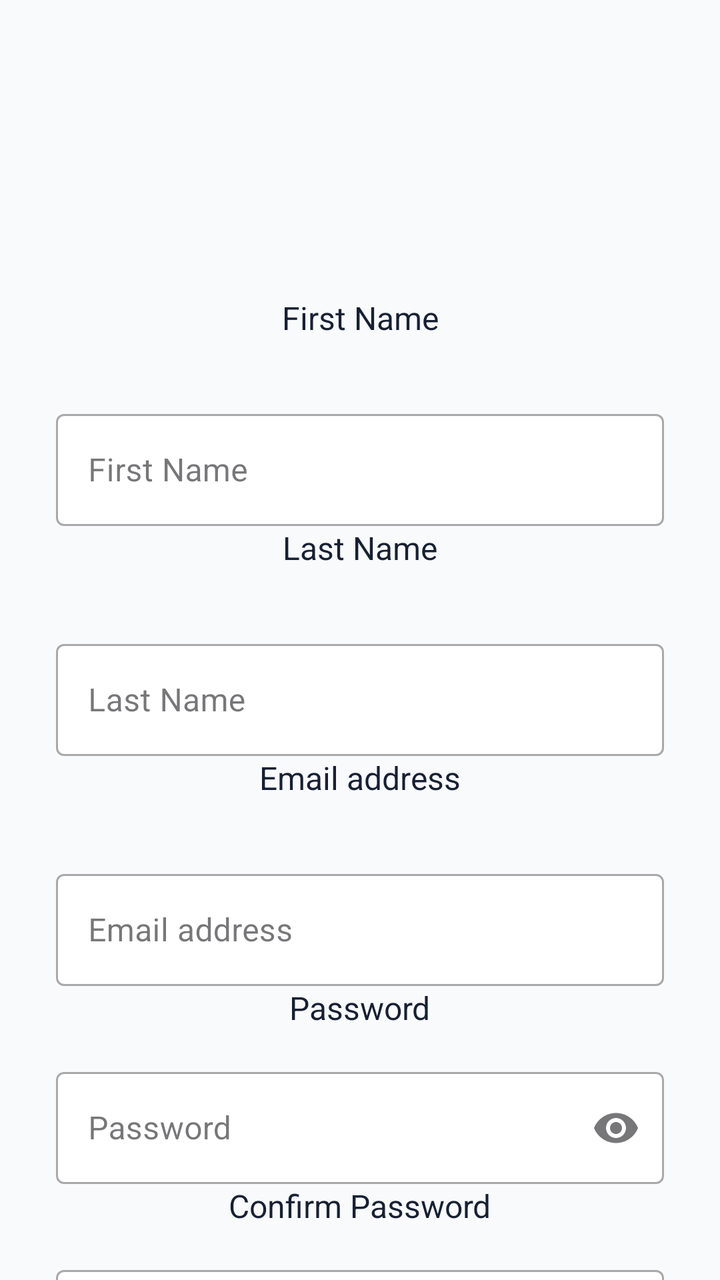
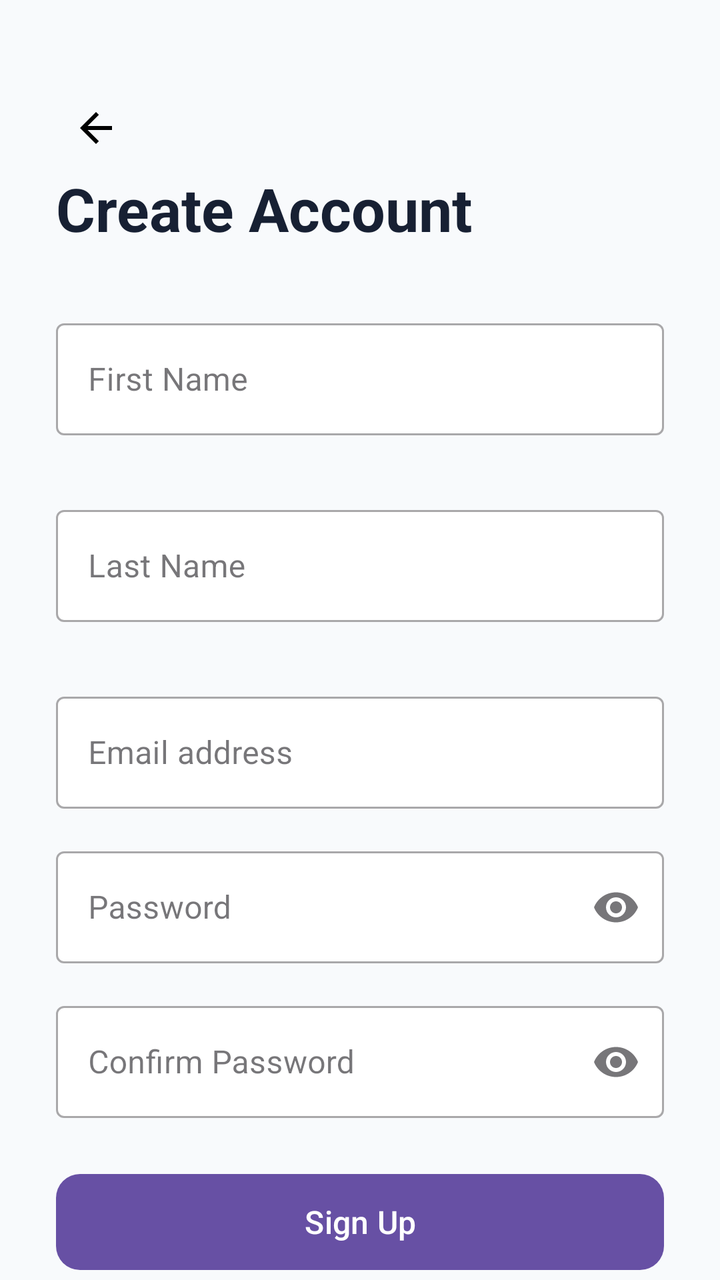

An Android layout rendered at two revisions. The XML below is the earlier revision; the diff shows what the commit changed to produce the second picture.
<!-- AndroidManifest.xml: application theme Theme.ISCG7424Assessment2QuizApp -->
<!-- res/layout/activity_register.xml -->
<?xml version="1.0" encoding="utf-8"?>
<androidx.core.widget.NestedScrollView xmlns:android="http://schemas.android.com/apk/res/android"
    xmlns:app="http://schemas.android.com/apk/res-auto"
    android:id="@+id/activity_register"
    android:layout_width="match_parent"
    android:layout_height="match_parent"
    android:fillViewport="true"
    android:background="@color/quiz_app_background">

    <androidx.constraintlayout.widget.ConstraintLayout
        android:layout_width="match_parent"
        android:layout_height="wrap_content"
        android:paddingStart="28dp"
        android:paddingTop="36dp"
        android:paddingEnd="28dp"
        android:paddingBottom="32dp">

        <ImageView
            android:id="@+id/ivBrand"
            android:layout_width="112dp"
            android:layout_height="112dp"
            android:contentDescription="@string/app_name"
            android:scaleType="centerInside"
            app:layout_constraintEnd_toEndOf="parent"
            app:layout_constraintStart_toStartOf="parent"
            app:layout_constraintTop_toTopOf="parent" />

       <TextView
           android:id="@+id/tvFirstNameLabel"
           android:layout_width="wrap_content"
           android:layout_height="wrap_content"
           android:text="First Name"
           android:textColor="@color/quiz_app_text_primary"
           android:textSize="16sp"
           app:layout_constraintEnd_toEndOf="parent"
           app:layout_constraintStart_toStartOf="parent"
           app:layout_constraintTop_toBottomOf="@+id/ivBrand"/>

        <com.google.android.material.textfield.TextInputLayout
            android:id="@+id/tilFirstName"
            style="@style/Widget.MaterialComponents.TextInputLayout.OutlinedBox"
            android:layout_width="0dp"
            android:layout_height="wrap_content"
            android:layout_marginTop="32dp"
            android:hint="@string/first_name_label"
            app:boxBackgroundColor="@color/quiz_app_surface"
            app:layout_constraintEnd_toEndOf="parent"
            app:layout_constraintStart_toStartOf="parent"
            app:layout_constraintTop_toBottomOf="@id/tvFirstNameLabel">

            <com.google.android.material.textfield.TextInputEditText
                android:id="@+id/etFirstName"
                android:layout_width="match_parent"
                android:layout_height="wrap_content"
                android:autofillHints="FirstName"
                android:imeOptions="actionNext"
                android:importantForAutofill="yes"
                android:inputType="textPersonName"
                android:maxLines="1"
                android:minHeight="56dp" />
        </com.google.android.material.textfield.TextInputLayout>

        <TextView
            android:id="@+id/tvLastNameLabel"
            android:layout_width="wrap_content"
            android:layout_height="wrap_content"
            android:text="Last Name"
            android:textColor="@color/quiz_app_text_primary"
            android:textSize="16sp"
            app:layout_constraintEnd_toEndOf="parent"
            app:layout_constraintStart_toStartOf="parent"
            app:layout_constraintTop_toBottomOf="@+id/tilFirstName"/>

        <com.google.android.material.textfield.TextInputLayout
            android:id="@+id/tilLastName"
            style="@style/Widget.MaterialComponents.TextInputLayout.OutlinedBox"
            android:layout_width="0dp"
            android:layout_height="wrap_content"
            android:layout_marginTop="32dp"
            android:hint="@string/last_name_label"
            app:boxBackgroundColor="@color/quiz_app_surface"
            app:layout_constraintEnd_toEndOf="parent"
            app:layout_constraintStart_toStartOf="parent"
            app:layout_constraintTop_toBottomOf="@id/tvLastNameLabel">

            <com.google.android.material.textfield.TextInputEditText
                android:id="@+id/etLastName"
                android:layout_width="match_parent"
                android:layout_height="wrap_content"
                android:autofillHints="Last Name"
                android:imeOptions="actionNext"
                android:importantForAutofill="yes"
                android:inputType="textPersonName"
                android:maxLines="1"
                android:minHeight="56dp" />
        </com.google.android.material.textfield.TextInputLayout>

        <TextView
            android:id="@+id/tvEmail"
            android:layout_width="wrap_content"
            android:layout_height="wrap_content"
            android:text="@string/email_label"
            android:textColor="@color/quiz_app_text_primary"
            android:textSize="16sp"
            app:layout_constraintEnd_toEndOf="parent"
            app:layout_constraintStart_toStartOf="parent"
            app:layout_constraintTop_toBottomOf="@+id/tilLastName"/>

        <com.google.android.material.textfield.TextInputLayout
            android:id="@+id/tilEmail"
            style="@style/Widget.MaterialComponents.TextInputLayout.OutlinedBox"
            android:layout_width="0dp"
            android:layout_height="wrap_content"
            android:layout_marginTop="32dp"
            android:hint="@string/email_label"
            app:boxBackgroundColor="@color/quiz_app_surface"
            app:layout_constraintEnd_toEndOf="parent"
            app:layout_constraintStart_toStartOf="parent"
            app:layout_constraintTop_toBottomOf="@id/tvEmail">

            <com.google.android.material.textfield.TextInputEditText
                android:id="@+id/etEmail"
                android:layout_width="match_parent"
                android:layout_height="wrap_content"
                android:autofillHints="emailAddress"
                android:imeOptions="actionNext"
                android:importantForAutofill="yes"
                android:inputType="textEmailAddress"
                android:maxLines="1"
                android:minHeight="56dp" />
        </com.google.android.material.textfield.TextInputLayout>

        <TextView
            android:id="@+id/tvPassword"
            android:layout_width="wrap_content"
            android:layout_height="wrap_content"
            android:text="@string/password_label"
            android:textColor="@color/quiz_app_text_primary"
            android:textSize="16sp"
            app:layout_constraintEnd_toEndOf="parent"
            app:layout_constraintStart_toStartOf="parent"
            app:layout_constraintTop_toBottomOf="@+id/tilEmail"/>

        <com.google.android.material.textfield.TextInputLayout
            android:id="@+id/tilPassword"
            style="@style/Widget.MaterialComponents.TextInputLayout.OutlinedBox"
            android:layout_width="0dp"
            android:layout_height="wrap_content"
            android:layout_marginTop="16dp"
            android:hint="@string/password_label"
            app:boxBackgroundColor="@color/quiz_app_surface"
            app:endIconMode="password_toggle"
            app:layout_constraintEnd_toEndOf="parent"
            app:layout_constraintStart_toStartOf="parent"
            app:layout_constraintTop_toBottomOf="@id/tvPassword">

            <com.google.android.material.textfield.TextInputEditText
                android:id="@+id/etPassword"
                android:layout_width="match_parent"
                android:layout_height="wrap_content"
                android:autofillHints="password"
                android:imeOptions="actionDone"
                android:importantForAutofill="yes"
                android:inputType="textPassword"
                android:maxLines="1"
                android:minHeight="56dp" />
        </com.google.android.material.textfield.TextInputLayout>

        <TextView
            android:id="@+id/tvConfirmPassword"
            android:layout_width="wrap_content"
            android:layout_height="wrap_content"
            android:text="@string/confirm_password_label"
            android:textColor="@color/quiz_app_text_primary"
            android:textSize="16sp"
            app:layout_constraintEnd_toEndOf="parent"
            app:layout_constraintStart_toStartOf="parent"
            app:layout_constraintTop_toBottomOf="@+id/tilPassword"/>

        <com.google.android.material.textfield.TextInputLayout
            android:id="@+id/tilConfirmPassword"
            style="@style/Widget.MaterialComponents.TextInputLayout.OutlinedBox"
            android:layout_width="0dp"
            android:layout_height="wrap_content"
            android:layout_marginTop="16dp"
            android:hint="@string/confirm_password_label"
            app:boxBackgroundColor="@color/quiz_app_surface"
            app:endIconMode="password_toggle"
            app:layout_constraintEnd_toEndOf="parent"
            app:layout_constraintStart_toStartOf="parent"
            app:layout_constraintTop_toBottomOf="@id/tvConfirmPassword">

            <com.google.android.material.textfield.TextInputEditText
                android:id="@+id/etConfirmPassword"
                android:layout_width="match_parent"
                android:layout_height="wrap_content"
                android:autofillHints="password"
                android:imeOptions="actionDone"
                android:importantForAutofill="yes"
                android:inputType="textPassword"
                android:maxLines="1"
                android:minHeight="56dp" />
        </com.google.android.material.textfield.TextInputLayout>

        <com.google.android.material.button.MaterialButton
            android:id="@+id/btnSignUp"
            android:layout_width="0dp"
            android:layout_height="56dp"
            android:layout_marginTop="24dp"
            android:fontFamily="sans-serif-medium"
            android:text="@string/sign_up_action"
            android:textAllCaps="false"
            android:textSize="16sp"
            app:cornerRadius="12dp"
            app:layout_constraintEnd_toEndOf="parent"
            app:layout_constraintStart_toStartOf="parent"
            app:layout_constraintTop_toBottomOf="@id/tilConfirmPassword" />
    </androidx.constraintlayout.widget.ConstraintLayout>
</androidx.core.widget.NestedScrollView>
<!-- resources referenced by this layout -->
<resources>
  <color name="quiz_app_background">#F8FAFC</color>
  <color name="quiz_app_surface">#FFFFFF</color>
  <color name="quiz_app_text_primary">#172033</color>
  <string name="app_name">Quiz App</string>
  <string name="confirm_password_label">Confirm Password</string>
  <string name="email_label">Email address</string>
  <string name="first_name_label">First Name</string>
  <string name="last_name_label">Last Name</string>
  <string name="password_label">Password</string>
  <string name="sign_up_action">Sign Up</string>
  <style name="Theme.ISCG7424Assessment2QuizApp" parent="Base.Theme.ISCG7424Assessment2QuizApp" />
  <style name="Base.Theme.ISCG7424Assessment2QuizApp" parent="Theme.Material3.DayNight.NoActionBar">
          
          
      </style>
</resources>

<!-- the commit's change to res/layout/activity_register.xml (unified diff, before → after) -->
@@ -16,25 +16,29 @@
         android:paddingBottom="32dp">
 
         <ImageView
-            android:id="@+id/ivBrand"
-            android:layout_width="112dp"
-            android:layout_height="112dp"
-            android:contentDescription="@string/app_name"
-            android:scaleType="centerInside"
+            android:id="@+id/ivBack"
+            android:layout_width="40dp"
+            android:layout_height="40dp"
+            android:layout_marginTop="8dp"
+            android:padding="8dp"
+            android:background="?attr/selectableItemBackgroundBorderless"
+            android:contentDescription="Back"
+            android:src="@drawable/outline_arrow_back_24"
+            app:layout_constraintStart_toStartOf="parent"
+            app:layout_constraintTop_toTopOf="parent"  />
+
+        <TextView
+            android:id="@+id/tvRegister"
+            android:layout_width="0dp"
+            android:layout_height="wrap_content"
+            android:text="Create Account"
+            android:textColor="@color/quiz_app_text_primary"
+            android:textSize="30sp"
+            android:textStyle="bold"
             app:layout_constraintEnd_toEndOf="parent"
             app:layout_constraintStart_toStartOf="parent"
-            app:layout_constraintTop_toTopOf="parent" />
+            app:layout_constraintTop_toBottomOf="@+id/ivBack"/>
 
-       <TextView
-           android:id="@+id/tvFirstNameLabel"
-           android:layout_width="wrap_content"
-           android:layout_height="wrap_content"
-           android:text="First Name"
-           android:textColor="@color/quiz_app_text_primary"
-           android:textSize="16sp"
-           app:layout_constraintEnd_toEndOf="parent"
-           app:layout_constraintStart_toStartOf="parent"
-           app:layout_constraintTop_toBottomOf="@+id/ivBrand"/>
 
         <com.google.android.material.textfield.TextInputLayout
             android:id="@+id/tilFirstName"
@@ -46,7 +50,7 @@
             app:boxBackgroundColor="@color/quiz_app_surface"
             app:layout_constraintEnd_toEndOf="parent"
             app:layout_constraintStart_toStartOf="parent"
-            app:layout_constraintTop_toBottomOf="@id/tvFirstNameLabel">
+            app:layout_constraintTop_toBottomOf="@id/tvRegister">
 
             <com.google.android.material.textfield.TextInputEditText
                 android:id="@+id/etFirstName"
@@ -60,16 +64,6 @@
                 android:minHeight="56dp" />
         </com.google.android.material.textfield.TextInputLayout>
 
-        <TextView
-            android:id="@+id/tvLastNameLabel"
-            android:layout_width="wrap_content"
-            android:layout_height="wrap_content"
-            android:text="Last Name"
-            android:textColor="@color/quiz_app_text_primary"
-            android:textSize="16sp"
-            app:layout_constraintEnd_toEndOf="parent"
-            app:layout_constraintStart_toStartOf="parent"
-            app:layout_constraintTop_toBottomOf="@+id/tilFirstName"/>
 
         <com.google.android.material.textfield.TextInputLayout
             android:id="@+id/tilLastName"
@@ -81,7 +75,7 @@
             app:boxBackgroundColor="@color/quiz_app_surface"
             app:layout_constraintEnd_toEndOf="parent"
             app:layout_constraintStart_toStartOf="parent"
-            app:layout_constraintTop_toBottomOf="@id/tvLastNameLabel">
+            app:layout_constraintTop_toBottomOf="@id/tilFirstName">
 
             <com.google.android.material.textfield.TextInputEditText
                 android:id="@+id/etLastName"
@@ -95,17 +89,6 @@
                 android:minHeight="56dp" />
         </com.google.android.material.textfield.TextInputLayout>
 
-        <TextView
-            android:id="@+id/tvEmail"
-            android:layout_width="wrap_content"
-            android:layout_height="wrap_content"
-            android:text="@string/email_label"
-            android:textColor="@color/quiz_app_text_primary"
-            android:textSize="16sp"
-            app:layout_constraintEnd_toEndOf="parent"
-            app:layout_constraintStart_toStartOf="parent"
-            app:layout_constraintTop_toBottomOf="@+id/tilLastName"/>
-
         <com.google.android.material.textfield.TextInputLayout
             android:id="@+id/tilEmail"
             style="@style/Widget.MaterialComponents.TextInputLayout.OutlinedBox"
@@ -116,7 +99,7 @@
             app:boxBackgroundColor="@color/quiz_app_surface"
             app:layout_constraintEnd_toEndOf="parent"
             app:layout_constraintStart_toStartOf="parent"
-            app:layout_constraintTop_toBottomOf="@id/tvEmail">
+            app:layout_constraintTop_toBottomOf="@id/tilLastName">
 
             <com.google.android.material.textfield.TextInputEditText
                 android:id="@+id/etEmail"
@@ -130,17 +113,6 @@
                 android:minHeight="56dp" />
         </com.google.android.material.textfield.TextInputLayout>
 
-        <TextView
-            android:id="@+id/tvPassword"
-            android:layout_width="wrap_content"
-            android:layout_height="wrap_content"
-            android:text="@string/password_label"
-            android:textColor="@color/quiz_app_text_primary"
-            android:textSize="16sp"
-            app:layout_constraintEnd_toEndOf="parent"
-            app:layout_constraintStart_toStartOf="parent"
-            app:layout_constraintTop_toBottomOf="@+id/tilEmail"/>
-
         <com.google.android.material.textfield.TextInputLayout
             android:id="@+id/tilPassword"
             style="@style/Widget.MaterialComponents.TextInputLayout.OutlinedBox"
@@ -152,7 +124,7 @@
             app:endIconMode="password_toggle"
             app:layout_constraintEnd_toEndOf="parent"
             app:layout_constraintStart_toStartOf="parent"
-            app:layout_constraintTop_toBottomOf="@id/tvPassword">
+            app:layout_constraintTop_toBottomOf="@id/tilEmail">
 
             <com.google.android.material.textfield.TextInputEditText
                 android:id="@+id/etPassword"
@@ -166,17 +138,6 @@
                 android:minHeight="56dp" />
         </com.google.android.material.textfield.TextInputLayout>
 
-        <TextView
-            android:id="@+id/tvConfirmPassword"
-            android:layout_width="wrap_content"
-            android:layout_height="wrap_content"
-            android:text="@string/confirm_password_label"
-            android:textColor="@color/quiz_app_text_primary"
-            android:textSize="16sp"
-            app:layout_constraintEnd_toEndOf="parent"
-            app:layout_constraintStart_toStartOf="parent"
-            app:layout_constraintTop_toBottomOf="@+id/tilPassword"/>
-
         <com.google.android.material.textfield.TextInputLayout
             android:id="@+id/tilConfirmPassword"
             style="@style/Widget.MaterialComponents.TextInputLayout.OutlinedBox"
@@ -188,7 +149,7 @@
             app:endIconMode="password_toggle"
             app:layout_constraintEnd_toEndOf="parent"
             app:layout_constraintStart_toStartOf="parent"
-            app:layout_constraintTop_toBottomOf="@id/tvConfirmPassword">
+            app:layout_constraintTop_toBottomOf="@id/tilPassword">
 
             <com.google.android.material.textfield.TextInputEditText
                 android:id="@+id/etConfirmPassword"
<!-- resource entries referenced after the edit -->
@@ -3,7 +3,12 @@
   <color name="quiz_app_background">#F8FAFC</color>
   <color name="quiz_app_surface">#FFFFFF</color>
   <color name="quiz_app_text_primary">#172033</color>
-  <string name="app_name">Quiz App</string>
+  <!-- drawable outline_arrow_back_24 (drawable) -->
+  <vector xmlns:android="http://schemas.android.com/apk/res/android" android:autoMirrored="true" android:height="24dp" android:tint="#000000" android:viewportHeight="960" android:viewportWidth="960" android:width="24dp">
+        
+      <path android:fillColor="@android:color/white" android:pathData="M313,520L537,744L480,800L160,480L480,160L537,216L313,440L800,440L800,520L313,520Z"/>
+      
+  </vector>
   <string name="confirm_password_label">Confirm Password</string>
   <string name="email_label">Email address</string>
   <string name="first_name_label">First Name</string>
